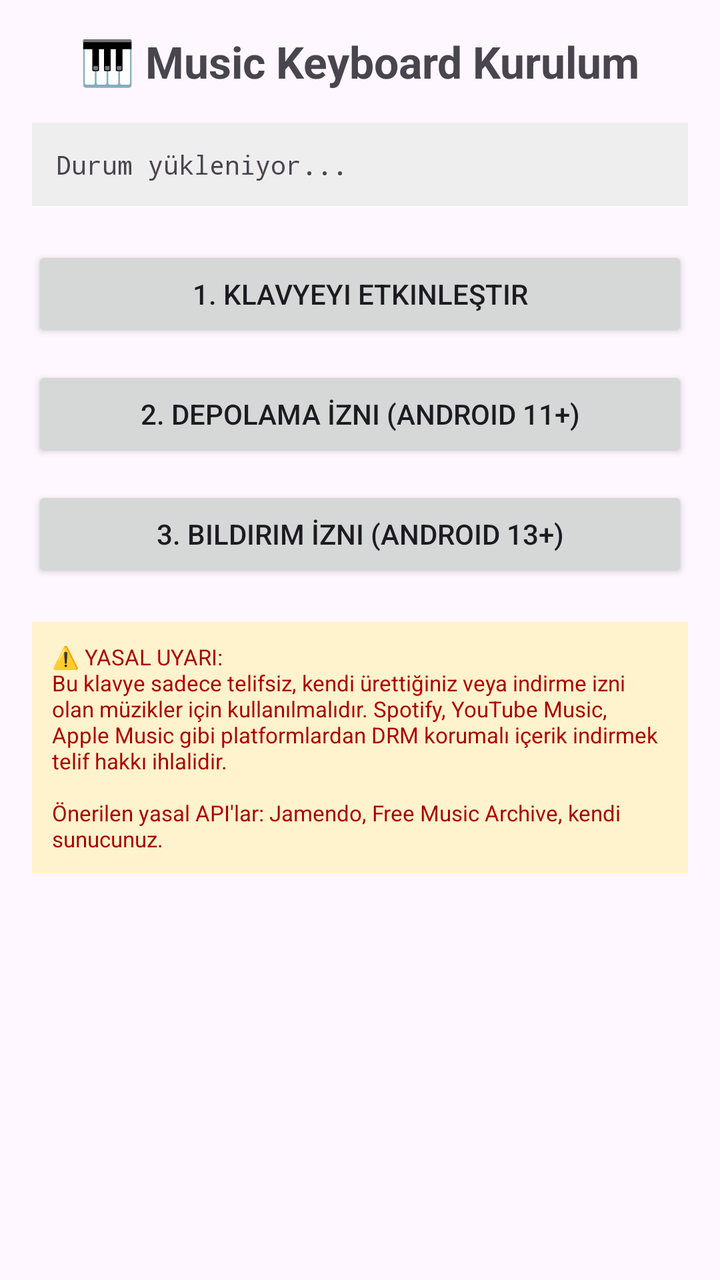
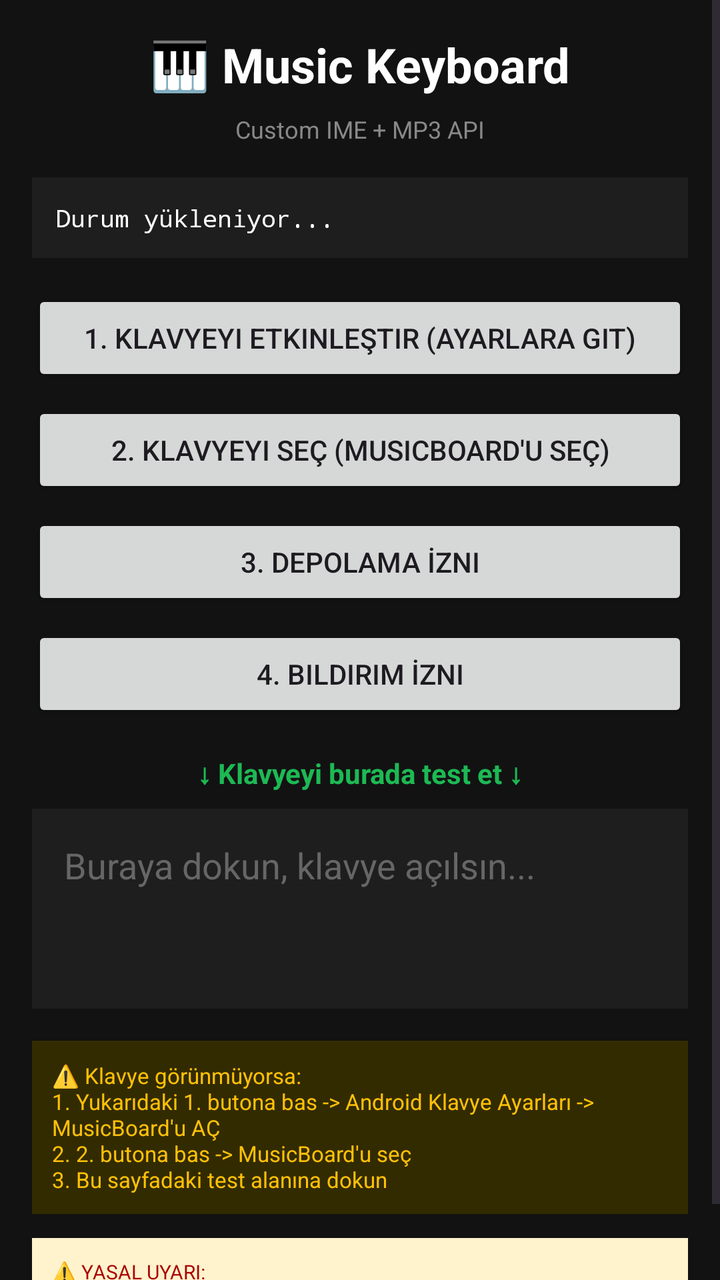

An Android layout rendered at two revisions. The XML below is the earlier revision; the diff shows what the commit changed to produce the second picture.
<!-- AndroidManifest.xml: application theme Theme.MusicKeyboard -->
<!-- res/layout/activity_main.xml -->
<?xml version="1.0" encoding="utf-8"?>
<LinearLayout xmlns:android="http://schemas.android.com/apk/res/android"
    android:layout_width="match_parent"
    android:layout_height="match_parent"
    android:orientation="vertical"
    android:padding="16dp"
    android:gravity="center_horizontal">

    <TextView
        android:layout_width="wrap_content"
        android:layout_height="wrap_content"
        android:text="🎹 Music Keyboard Kurulum"
        android:textSize="22sp"
        android:textStyle="bold"
        android:layout_marginBottom="16dp"/>

    <TextView
        android:id="@+id/tvStatus"
        android:layout_width="match_parent"
        android:layout_height="wrap_content"
        android:background="#EEEEEE"
        android:padding="12dp"
        android:text="Durum yükleniyor..."
        android:fontFamily="monospace"
        android:textSize="13sp"
        android:layout_marginBottom="20dp"/>

    <Button
        android:id="@+id/btnEnableKeyboard"
        android:layout_width="match_parent"
        android:layout_height="wrap_content"
        android:text="1. Klavyeyi Etkinleştir"
        android:layout_marginBottom="12dp"/>

    <Button
        android:id="@+id/btnStoragePerm"
        android:layout_width="match_parent"
        android:layout_height="wrap_content"
        android:text="2. Depolama İzni (Android 11+)"
        android:layout_marginBottom="12dp"/>

    <Button
        android:id="@+id/btnNotificationPerm"
        android:layout_width="match_parent"
        android:layout_height="wrap_content"
        android:text="3. Bildirim İzni (Android 13+)"
        android:layout_marginBottom="20dp"/>

    <TextView
        android:layout_width="match_parent"
        android:layout_height="wrap_content"
        android:text="⚠️ YASAL UYARI:\nBu klavye sadece telifsiz, kendi ürettiğiniz veya indirme izni olan müzikler için kullanılmalıdır. Spotify, YouTube Music, Apple Music gibi platformlardan DRM korumalı içerik indirmek telif hakkı ihlalidir.\n\nÖnerilen yasal API'lar: Jamendo, Free Music Archive, kendi sunucunuz."
        android:textSize="11sp"
        android:textColor="#AA0000"
        android:background="#FFF3CD"
        android:padding="10dp"/>

</LinearLayout>
<!-- resources referenced by this layout -->
<resources>
  <style name="Theme.MusicKeyboard" parent="Theme.Material3.DayNight">
      </style>
</resources>

<!-- the commit's change to res/layout/activity_main.xml (unified diff, before → after) -->
@@ -1,7 +1,12 @@
 <?xml version="1.0" encoding="utf-8"?>
-<LinearLayout xmlns:android="http://schemas.android.com/apk/res/android"
+<ScrollView xmlns:android="http://schemas.android.com/apk/res/android"
     android:layout_width="match_parent"
     android:layout_height="match_parent"
+    android:background="#121212">
+
+<LinearLayout
+    android:layout_width="match_parent"
+    android:layout_height="wrap_content"
     android:orientation="vertical"
     android:padding="16dp"
     android:gravity="center_horizontal">
@@ -9,50 +14,101 @@
     <TextView
         android:layout_width="wrap_content"
         android:layout_height="wrap_content"
-        android:text="🎹 Music Keyboard Kurulum"
-        android:textSize="22sp"
+        android:text="🎹 Music Keyboard"
+        android:textSize="24sp"
         android:textStyle="bold"
+        android:textColor="#FFFFFF"
+        android:layout_marginBottom="8dp"/>
+
+    <TextView
+        android:layout_width="wrap_content"
+        android:layout_height="wrap_content"
+        android:text="Custom IME + MP3 API"
+        android:textSize="12sp"
+        android:textColor="#888888"
         android:layout_marginBottom="16dp"/>
 
     <TextView
         android:id="@+id/tvStatus"
         android:layout_width="match_parent"
         android:layout_height="wrap_content"
-        android:background="#EEEEEE"
+        android:background="#1E1E1E"
+        android:textColor="#FFFFFF"
         android:padding="12dp"
         android:text="Durum yükleniyor..."
         android:fontFamily="monospace"
-        android:textSize="13sp"
-        android:layout_marginBottom="20dp"/>
+        android:textSize="12sp"
+        android:layout_marginBottom="16dp"/>
 
     <Button
         android:id="@+id/btnEnableKeyboard"
         android:layout_width="match_parent"
         android:layout_height="wrap_content"
-        android:text="1. Klavyeyi Etkinleştir"
-        android:layout_marginBottom="12dp"/>
+        android:text="1. Klavyeyi Etkinleştir (Ayarlara Git)"
+        android:layout_marginBottom="8dp"/>
+
+    <Button
+        android:id="@+id/btnSwitchKeyboard"
+        android:layout_width="match_parent"
+        android:layout_height="wrap_content"
+        android:text="2. Klavyeyi Seç (MusicBoard'u Seç)"
+        android:layout_marginBottom="8dp"/>
 
     <Button
         android:id="@+id/btnStoragePerm"
         android:layout_width="match_parent"
         android:layout_height="wrap_content"
-        android:text="2. Depolama İzni (Android 11+)"
-        android:layout_marginBottom="12dp"/>
+        android:text="3. Depolama İzni"
+        android:layout_marginBottom="8dp"/>
 
     <Button
         android:id="@+id/btnNotificationPerm"
         android:layout_width="match_parent"
         android:layout_height="wrap_content"
-        android:text="3. Bildirim İzni (Android 13+)"
-        android:layout_marginBottom="20dp"/>
+        android:text="4. Bildirim İzni"
+        android:layout_marginBottom="16dp"/>
+
+    
+    <TextView
+        android:layout_width="match_parent"
+        android:layout_height="wrap_content"
+        android:text="↓ Klavyeyi burada test et ↓"
+        android:textColor="#1DB954"
+        android:textStyle="bold"
+        android:gravity="center"
+        android:layout_marginBottom="8dp"/>
+
+    <EditText
+        android:id="@+id/etTest"
+        android:layout_width="match_parent"
+        android:layout_height="wrap_content"
+        android:background="#1E1E1E"
+        android:textColor="#FFFFFF"
+        android:hint="Buraya dokun, klavye açılsın..."
+        android:textColorHint="#666666"
+        android:padding="16dp"
+        android:minHeight="100dp"
+        android:gravity="top"
+        android:layout_marginBottom="16dp"/>
 
     <TextView
         android:layout_width="match_parent"
         android:layout_height="wrap_content"
-        android:text="⚠️ YASAL UYARI:\nBu klavye sadece telifsiz, kendi ürettiğiniz veya indirme izni olan müzikler için kullanılmalıdır. Spotify, YouTube Music, Apple Music gibi platformlardan DRM korumalı içerik indirmek telif hakkı ihlalidir.\n\nÖnerilen yasal API'lar: Jamendo, Free Music Archive, kendi sunucunuz."
+        android:text="⚠️ Klavye görünmüyorsa:\n1. Yukarıdaki 1. butona bas -> Android Klavye Ayarları -> MusicBoard'u AÇ\n2. 2. butona bas -> MusicBoard'u seç\n3. Bu sayfadaki test alanına dokun"
         android:textSize="11sp"
+        android:textColor="#FFC107"
+        android:background="#332B00"
+        android:padding="10dp"
+        android:layout_marginBottom="12dp"/>
+
+    <TextView
+        android:layout_width="match_parent"
+        android:layout_height="wrap_content"
+        android:text="⚠️ YASAL UYARI:\nBu klavye sadece telifsiz veya kendi içeriğiniz için kullanılmalıdır."
+        android:textSize="10sp"
         android:textColor="#AA0000"
         android:background="#FFF3CD"
         android:padding="10dp"/>
 
 </LinearLayout>
+</ScrollView>
